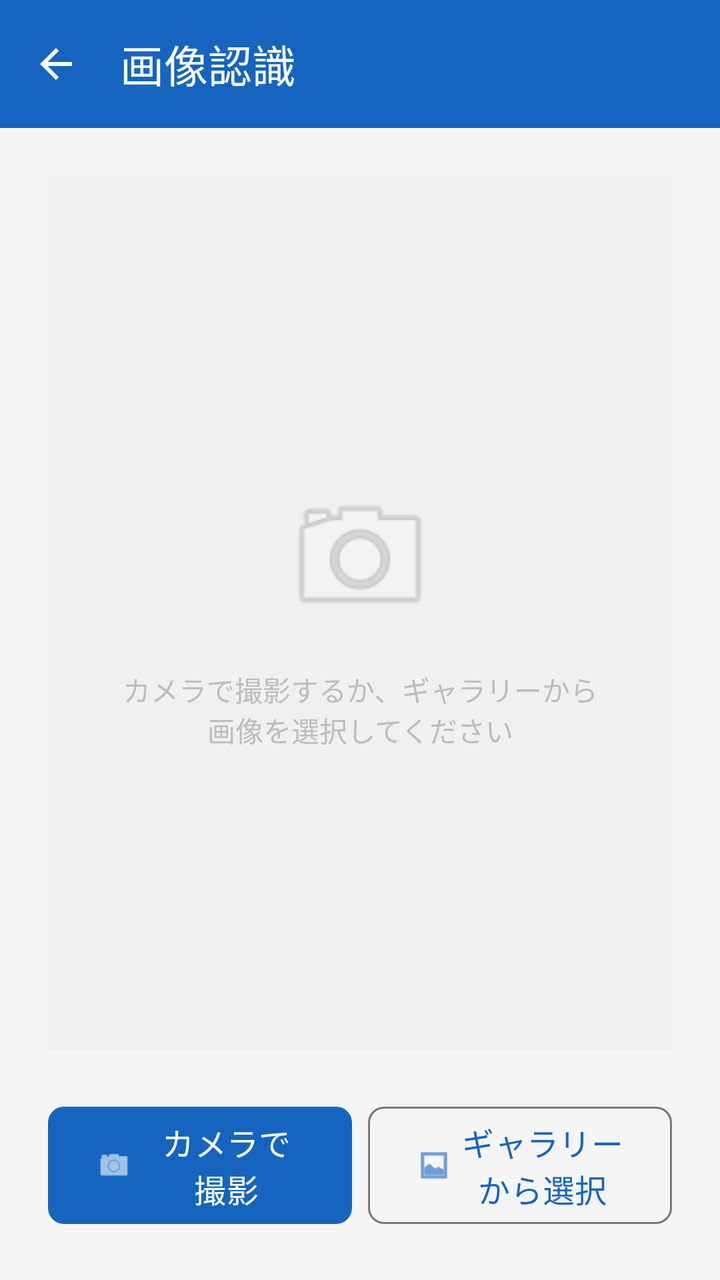
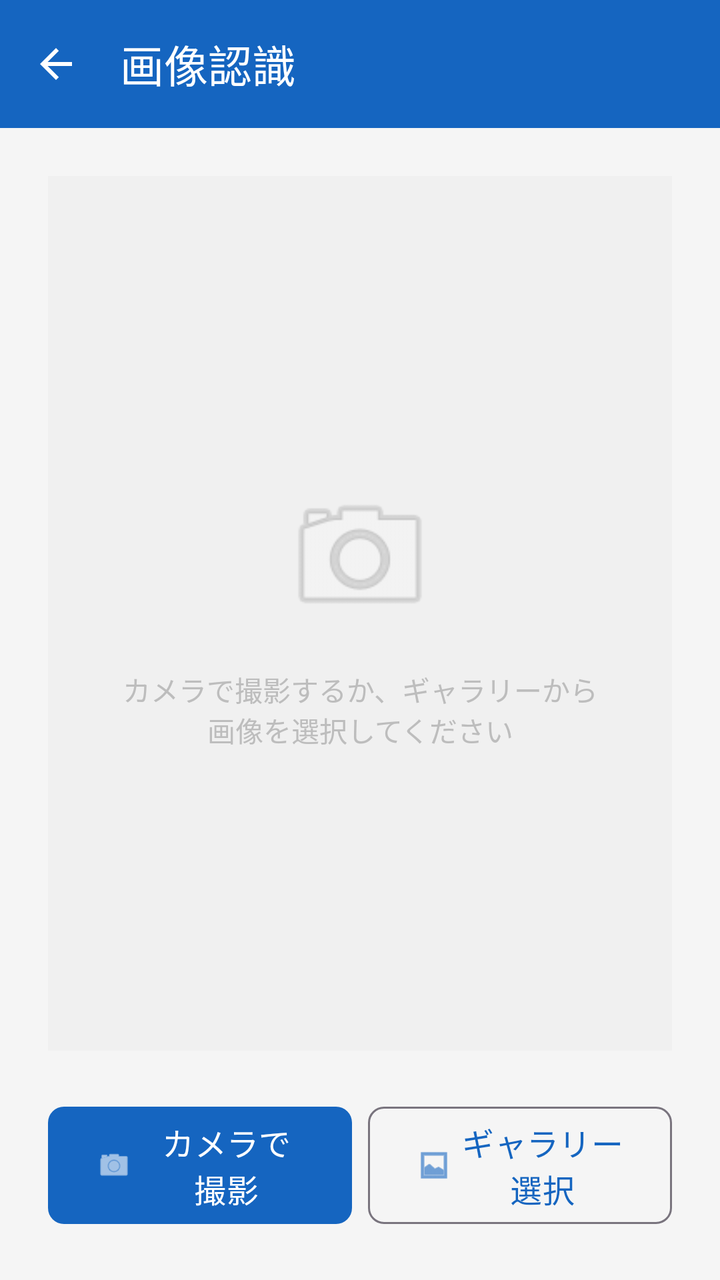

The first picture is an Android layout as it rendered before a commit; the second is the same layout after the commit. The layout source and the unified diff follow.
<!-- AndroidManifest.xml: application theme Theme.CrossVisionF -->
<!-- res/layout/activity_recognize.xml -->
<?xml version="1.0" encoding="utf-8"?>
<LinearLayout
    xmlns:android="http://schemas.android.com/apk/res/android"
    xmlns:app="http://schemas.android.com/apk/res-auto"
    android:layout_width="match_parent"
    android:layout_height="match_parent"
    android:orientation="vertical"
    android:background="@color/background">

    
    <com.google.android.material.appbar.MaterialToolbar
        android:id="@+id/toolbar"
        style="@style/ToolbarStyle"
        android:layout_width="match_parent"
        android:layout_height="?attr/actionBarSize"
        app:title="@string/recognize_title"
        app:navigationIcon="@drawable/ic_arrow_back" />

    
    <LinearLayout
        android:layout_width="match_parent"
        android:layout_height="0dp"
        android:layout_weight="1"
        android:orientation="vertical"
        android:gravity="center"
        android:padding="@dimen/spacing_lg">

        
        <FrameLayout
            android:id="@+id/cardImagePreview"
            android:layout_width="match_parent"
            android:layout_height="0dp"
            android:layout_weight="1"
            android:layout_marginBottom="@dimen/spacing_lg">

            
            <ImageView
                android:id="@+id/ivPreview"
                android:layout_width="match_parent"
                android:layout_height="match_parent"
                android:scaleType="fitCenter"
                android:visibility="gone"
                android:contentDescription="撮影画像プレビュー" />

            
            <LinearLayout
                android:id="@+id/placeholderLayout"
                android:layout_width="match_parent"
                android:layout_height="match_parent"
                android:orientation="vertical"
                android:gravity="center"
                android:background="#F0F0F0">

                <ImageView
                    android:layout_width="80dp"
                    android:layout_height="80dp"
                    android:src="@android:drawable/ic_menu_camera"
                    android:alpha="0.3"
                    android:contentDescription="カメラアイコン" />

                <TextView
                    android:layout_width="wrap_content"
                    android:layout_height="wrap_content"
                    android:text="@string/recognize_instruction"
                    android:textSize="@dimen/text_caption"
                    android:textColor="@color/text_hint"
                    android:textAlignment="center"
                    android:layout_marginTop="@dimen/spacing_md"
                    android:layout_marginHorizontal="@dimen/spacing_xl" />

            </LinearLayout>
        </FrameLayout>
        
        <LinearLayout
            android:id="@+id/rotationLayout"
            android:layout_width="match_parent"
            android:layout_height="wrap_content"
            android:orientation="horizontal"
            android:gravity="center"
            android:visibility="gone"
            android:layout_marginBottom="@dimen/spacing_sm">

            <com.google.android.material.button.MaterialButton
                android:id="@+id/btnRotateLeft"
                style="@style/SecondaryButton"
                android:layout_width="0dp"
                android:layout_height="wrap_content"
                android:layout_weight="1"
                android:text="↺ 左90°"
                android:layout_marginEnd="@dimen/spacing_sm" />

            <com.google.android.material.button.MaterialButton
                android:id="@+id/btnRotateRight"
                style="@style/SecondaryButton"
                android:layout_width="0dp"
                android:layout_height="wrap_content"
                android:layout_weight="1"
                android:text="↻ 右90°" />

        </LinearLayout>

        
        <LinearLayout
            android:layout_width="match_parent"
            android:layout_height="wrap_content"
            android:orientation="horizontal">

            <com.google.android.material.button.MaterialButton
                android:id="@+id/btnCamera"
                style="@style/PrimaryButton"
                android:layout_width="0dp"
                android:layout_height="wrap_content"
                android:layout_weight="1"
                android:text="@string/btn_camera"
                android:minHeight="@dimen/button_height_large"
                android:lines="2"
                app:icon="@android:drawable/ic_menu_camera"
                android:layout_marginEnd="@dimen/spacing_sm" />

            <com.google.android.material.button.MaterialButton
                android:id="@+id/btnGallery"
                style="@style/SecondaryButton"
                android:layout_width="0dp"
                android:layout_height="wrap_content"
                android:layout_weight="1"
                android:text="@string/btn_gallery"
                android:minHeight="@dimen/button_height_large"
                android:lines="2"
                app:icon="@android:drawable/ic_menu_gallery" />

        </LinearLayout>

        
        <com.google.android.material.button.MaterialButton
            android:id="@+id/btnRecognize"
            style="@style/PrimaryButton"
            android:layout_width="match_parent"
            android:layout_height="@dimen/button_height_large"
            android:text="文字を認識する"
            android:visibility="gone"
            android:layout_marginTop="@dimen/spacing_md"
            app:backgroundTint="@color/secondary" />

    </LinearLayout>

    
    <com.google.android.material.progressindicator.LinearProgressIndicator
        android:id="@+id/progressRecognize"
        android:layout_width="match_parent"
        android:layout_height="wrap_content"
        android:indeterminate="true"
        android:visibility="gone" />

</LinearLayout>
<!-- resources referenced by this layout -->
<resources>
  <color name="background">#F5F5F5</color>
  <color name="secondary">#FF6F00</color>
  <color name="text_hint">#BDBDBD</color>
  <dimen name="button_height_large">56dp</dimen>
  <dimen name="spacing_lg">24dp</dimen>
  <dimen name="spacing_md">16dp</dimen>
  <dimen name="spacing_sm">8dp</dimen>
  <dimen name="spacing_xl">32dp</dimen>
  <dimen name="text_caption">14sp</dimen>
  <!-- drawable ic_arrow_back (drawable) -->
  <?xml version="1.0" encoding="utf-8"?>
  <vector xmlns:android="http://schemas.android.com/apk/res/android"
      android:width="24dp"
      android:height="24dp"
      android:viewportWidth="24"
      android:viewportHeight="24"
      android:tint="?attr/colorOnPrimary">
      <path
          android:fillColor="@android:color/white"
          android:pathData="M20,11H7.83l5.59,-5.59L12,4l-8,8 8,8 1.41,-1.41L7.83,13H20v-2z"/>
  </vector>
  <string name="btn_camera">カメラで撮影</string>
  <string name="btn_gallery">ギャラリーから選択</string>
  <string name="recognize_instruction">カメラで撮影するか、ギャラリーから画像を選択してください</string>
  <string name="recognize_title">画像認識</string>
  <style name="PrimaryButton" parent="Widget.Material3.Button">
          <item name="android:textSize">16sp</item>
          <item name="android:textAllCaps">false</item>
          <item name="cornerRadius">8dp</item>
      </style>
  <style name="SecondaryButton" parent="Widget.Material3.Button.OutlinedButton">
          <item name="android:textSize">16sp</item>
          <item name="android:textAllCaps">false</item>
          <item name="cornerRadius">8dp</item>
      </style>
  <style name="ToolbarStyle" parent="Widget.Material3.Toolbar">
          <item name="android:background">@color/primary</item>
          <item name="titleTextColor">@color/on_primary</item>
          <item name="navigationIconTint">@color/on_primary</item>
      </style>
  <style name="Theme.CrossVisionF" parent="Theme.Material3.Light.NoActionBar">
          <item name="colorPrimary">@color/primary</item>
          <item name="colorPrimaryDark">@color/primary_dark</item>
          <item name="colorOnPrimary">@color/on_primary</item>
          <item name="colorSecondary">@color/secondary</item>
          <item name="colorOnSecondary">@color/on_secondary</item>
          <item name="android:colorBackground">@color/background</item>
          <item name="colorSurface">@color/surface</item>
          <item name="colorOnSurface">@color/on_surface</item>
          <item name="colorError">@color/error</item>
          <item name="android:statusBarColor">@color/primary_dark</item>
      </style>
  <color name="primary">#1565C0</color>
  <color name="on_primary">#FFFFFF</color>
  <color name="primary_dark">#0D47A1</color>
  <color name="on_secondary">#FFFFFF</color>
  <color name="surface">#FFFFFF</color>
  <color name="on_surface">#212121</color>
  <color name="error">#C62828</color>
</resources>

<!-- the commit's change to res/layout/activity_recognize.xml (unified diff, before → after) -->
@@ -113,7 +113,6 @@
                 android:layout_weight="1"
                 android:text="@string/btn_camera"
                 android:minHeight="@dimen/button_height_large"
-                android:lines="2"
                 app:icon="@android:drawable/ic_menu_camera"
                 android:layout_marginEnd="@dimen/spacing_sm" />
 
@@ -125,7 +124,6 @@
                 android:layout_weight="1"
                 android:text="@string/btn_gallery"
                 android:minHeight="@dimen/button_height_large"
-                android:lines="2"
                 app:icon="@android:drawable/ic_menu_gallery" />
 
         </LinearLayout>
<!-- resource entries referenced after the edit -->
@@ -22,7 +22,7 @@
           android:pathData="M20,11H7.83l5.59,-5.59L12,4l-8,8 8,8 1.41,-1.41L7.83,13H20v-2z"/>
   </vector>
   <string name="btn_camera">カメラで撮影</string>
-  <string name="btn_gallery">ギャラリーから選択</string>
+  <string name="btn_gallery">ギャラリー選択</string>
   <string name="recognize_instruction">カメラで撮影するか、ギャラリーから画像を選択してください</string>
   <string name="recognize_title">画像認識</string>
   <style name="PrimaryButton" parent="Widget.Material3.Button">
